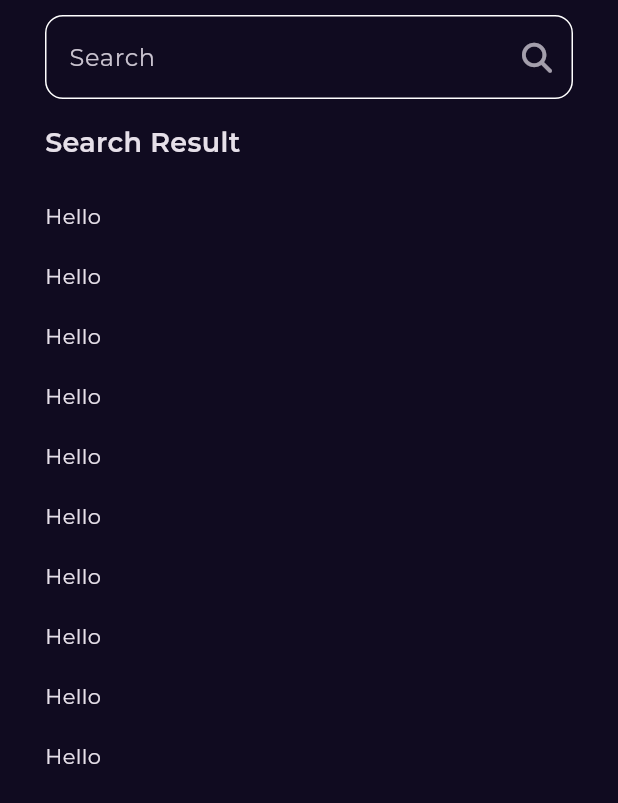
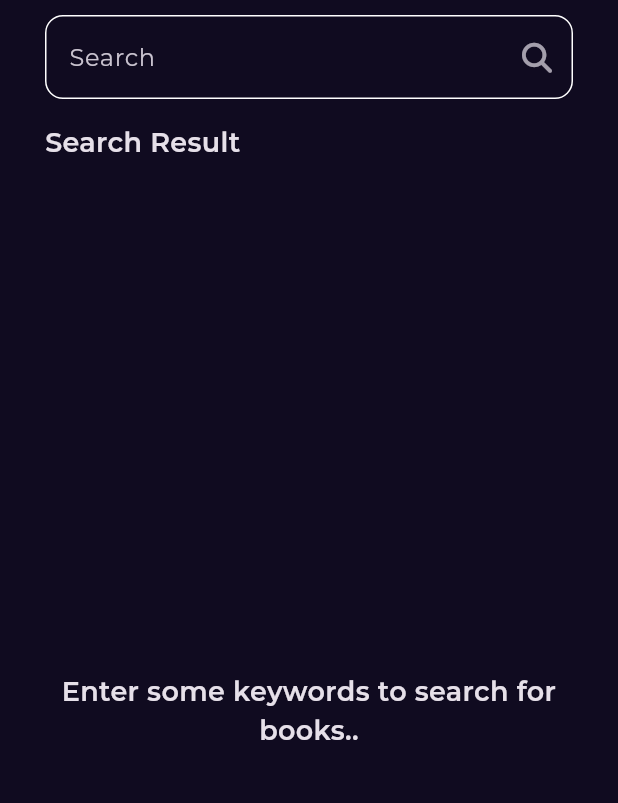
Before and after one commit to YousefBahgat/Bookly-app-using-mvvm, a Flutter app: the SearchView screen opened by its route, on a phone screen of 412 x 824 dp. Shown: the top 803 px of the screen. Run offline on Flutter 3.47's test engine with Material 3 defaults, Android fonts, the light colour scheme and no system bars; our stand-ins replace cached_network_image, dartz, dio, equatable, flutter_bloc, font_awesome_flutter and 3 more; network calls fail.

Commit message:
finishing_search_feature_and_fixing_errors

```diff
--- a/lib/constants.dart
+++ b/lib/constants.dart
@@ -4,3 +4,5 @@ const kPrimaryColor = Color(0xff100B20);
 const kTransitionDuration = Duration(microseconds: 300);
 const kGtSectraFine = 'GT Sectra Fine';
 const kPadding30 = EdgeInsets.symmetric(horizontal: 30);
+const kimageNotFound =
+    'https://upload.wikimedia.org/wikipedia/commons/a/a3/Image-not-found.png';
--- a/lib/core/utils/app_router.dart
+++ b/lib/core/utils/app_router.dart
@@ -4,6 +4,8 @@ import 'package:bookly_app_mvvm/features/home/data/repos/home_repo_impl.dart';
 import 'package:bookly_app_mvvm/features/home/presentation/manager/similar_books_cubit/similar_books_cubit.dart';
 import 'package:bookly_app_mvvm/features/home/presentation/views/book_details_view.dart';
 import 'package:bookly_app_mvvm/features/home/presentation/views/home_view.dart';
+import 'package:bookly_app_mvvm/features/search/data/repos/search_repo_impl.dart';
+import 'package:bookly_app_mvvm/features/search/presentation/manager/search_books_cubit/search_books_cubit.dart';
 import 'package:bookly_app_mvvm/features/search/presentation/views/search_view.dart';
 import 'package:bookly_app_mvvm/features/splash/presentation/views/splash_view.dart';
 import 'package:flutter_bloc/flutter_bloc.dart';
@@ -35,7 +37,10 @@ abstract class AppRouter {
       ),
       GoRoute(
         path: kSearchView,
-        builder: (context, state) => const SearchView(),
+        builder: (context, state) => BlocProvider(
+          create: (context) => SearchBooksCubit(getIt.get<SearchRepoImpl>()),
+          child: const SearchView(),
+        ),
       ),
     ],
   );
--- a/lib/features/home/presentation/views/widgets/book_list_view_item.dart
+++ b/lib/features/home/presentation/views/widgets/book_list_view_item.dart
@@ -21,7 +21,8 @@ class BookListViewItem extends StatelessWidget {
         child: Row(
           children: [
             CustomBookImage(
-                imgUrl: book.volumeInfo.imageLinks?.thumbnail ?? ''),
+                imgUrl:
+                    book.volumeInfo.imageLinks?.thumbnail ?? kimageNotFound),
             const SizedBox(
               width: 30,
             ),
@@ -45,7 +46,7 @@ class BookListViewItem extends StatelessWidget {
                   Text(
                     maxLines: 1,
                     overflow: TextOverflow.ellipsis,
-                    book.volumeInfo.authors![0],
+                    book.volumeInfo.authors?[0] ?? 'No author',
                     style: Styles.textstyle14.copyWith(
                       fontWeight: FontWeight.w500,
                     ),
--- a/lib/features/home/presentation/views/widgets/books_details_section.dart
+++ b/lib/features/home/presentation/views/widgets/books_details_section.dart
@@ -1,3 +1,4 @@
+import 'package:bookly_app_mvvm/constants.dart';
 import 'package:flutter/material.dart';
 
 import '../../../../../core/utils/styles.dart';
@@ -17,8 +18,7 @@ class BooksDetailsSection extends StatelessWidget {
         Padding(
           padding: EdgeInsets.symmetric(horizontal: width * .20),
           child: CustomBookImage(
-            imgUrl: book.volumeInfo.imageLinks?.thumbnail ??
-                'https://picsum.photos/id/237/200/300',
+            imgUrl: book.volumeInfo.imageLinks?.thumbnail ?? kimageNotFound,
           ),
         ),
         const SizedBox(height: 43),
--- a/lib/features/home/presentation/views/widgets/custom_bookdetails_appbar.dart
+++ b/lib/features/home/presentation/views/widgets/custom_bookdetails_appbar.dart
@@ -15,10 +15,10 @@ class CustomBookdetailsAppbar extends StatelessWidget {
           },
           icon: const Icon(Icons.close),
         ),
-        IconButton(
+        /*   IconButton(
           onPressed: () {},
           icon: const Icon(Icons.shopping_cart_outlined),
-        )
+        ) */
       ],
     );
   }
--- a/lib/features/home/presentation/views/widgets/featured_books_listview.dart
+++ b/lib/features/home/presentation/views/widgets/featured_books_listview.dart
@@ -1,3 +1,4 @@
+import 'package:bookly_app_mvvm/constants.dart';
 import 'package:bookly_app_mvvm/core/utils/widgets/custom_err_widget.dart';
 import 'package:bookly_app_mvvm/core/utils/widgets/custom_loading_indicator.dart';
 import 'package:bookly_app_mvvm/features/home/presentation/manager/featured_books_cubit/featured_books_cubit.dart';
@@ -34,7 +35,7 @@ class FeaturedBooksListView extends StatelessWidget {
                       child: CustomBookImage(
                         imgUrl: state.books[index].volumeInfo.imageLinks
                                 ?.thumbnail ??
-                            '',
+                            kimageNotFound,
                       ),
                     ),
                   );
--- /dev/null
+++ b/lib/features/search/data/repos/search_repo.dart
@@ -0,0 +1,10 @@
+import 'package:bookly_app_mvvm/core/errors/failures.dart';
+import 'package:bookly_app_mvvm/features/home/data/models/book_model/book_model.dart';
+import 'package:dartz/dartz.dart';
+
+abstract class SearchRepo {
+  //either failure or success
+  //in the request no data needed so, no arguments..
+
+  Future<Either<Failure, List<BookModel>>> searchForBooks(String searchText);
+}
--- /dev/null
+++ b/lib/features/search/data/repos/search_repo_impl.dart
@@ -0,0 +1,32 @@
+// ignore_for_file: public_member_api_docs, sort_constructors_first
+import 'package:dartz/dartz.dart';
+
+import 'package:bookly_app_mvvm/core/errors/failures.dart';
+import 'package:bookly_app_mvvm/core/utils/api_service.dart';
+import 'package:bookly_app_mvvm/features/home/data/models/book_model/book_model.dart';
+import 'package:bookly_app_mvvm/features/search/data/repos/search_repo.dart';
+import 'package:dio/dio.dart';
+
+class SearchRepoImpl implements SearchRepo {
+  ApiService apiService;
+  SearchRepoImpl(this.apiService);
+
+  @override
+  Future<Either<Failure, List<BookModel>>> searchForBooks(
+      String searchText) async {
+    try {
+      var data = await apiService.get(
+          endpoint: 'volumes?Filtering=free-ebooks&q=subject:$searchText');
+      List<BookModel> books = [];
+      for (var item in data['items']) {
+        books.add(BookModel.fromJson(item));
+      }
+      return right(books);
+    } catch (e) {
+      if (e is DioException) {
+        return left(ServerFailure.fromDioException(e));
+      }
+      return left(ServerFailure(e.toString()));
+    }
+  }
+}
--- /dev/null
+++ b/lib/features/search/presentation/manager/search_books_cubit/search_books_cubit.dart
@@ -0,0 +1,23 @@
+import 'package:bookly_app_mvvm/features/search/data/repos/search_repo.dart';
+import 'package:equatable/equatable.dart';
+import 'package:flutter_bloc/flutter_bloc.dart';
+
+import '../../../../home/data/models/book_model/book_model.dart';
+
+part 'search_books_state.dart';
+
+class SearchBooksCubit extends Cubit<SearchBooksState> {
+  SearchBooksCubit(this.searchRepo) : super(SearchBooksInitial());
+
+  final SearchRepo searchRepo;
+
+  Future<void> searchForBooks({required String searchText}) async {
+    emit(SearchBooksLoading());
+    var result = await searchRepo.searchForBooks(searchText);
+    result.fold((failure) {
+      emit(SearchBooksFailure(failure.errMessage));
+    }, (books) {
+      emit(SearchBooksSuccess(books: books));
+    });
+  }
+}
--- /dev/null
+++ b/lib/features/search/presentation/manager/search_books_cubit/search_books_state.dart
@@ -0,0 +1,24 @@
+part of 'search_books_cubit.dart';
+
+sealed class SearchBooksState extends Equatable {
+  const SearchBooksState();
+
+  @override
+  List<Object> get props => [];
+}
+
+final class SearchBooksInitial extends SearchBooksState {}
+
+final class SearchBooksLoading extends SearchBooksState {}
+
+final class SearchBooksFailure extends SearchBooksState {
+  final String errMessage;
+
+  const SearchBooksFailure(this.errMessage);
+}
+
+final class SearchBooksSuccess extends SearchBooksState {
+  final List<BookModel> books;
+
+  const SearchBooksSuccess({required this.books});
+}
--- a/lib/features/search/presentation/views/widgets/custom_search_text_field.dart
+++ b/lib/features/search/presentation/views/widgets/custom_search_text_field.dart
@@ -1,19 +1,27 @@
+import 'package:bookly_app_mvvm/features/search/presentation/manager/search_books_cubit/search_books_cubit.dart';
 import 'package:flutter/material.dart';
+import 'package:flutter_bloc/flutter_bloc.dart';
 import 'package:font_awesome_flutter/font_awesome_flutter.dart';
 
 class CustomSearchTextField extends StatelessWidget {
-  const CustomSearchTextField({super.key});
-
+  CustomSearchTextField({super.key});
+  final TextEditingController searchBarController = TextEditingController();
   @override
   Widget build(BuildContext context) {
     return TextField(
+      controller: searchBarController,
       decoration: InputDecoration(
         hintText: 'Search',
-        suffixIcon: const Opacity(
+        suffixIcon: Opacity(
           opacity: .8,
-          child: Icon(
-            FontAwesomeIcons.magnifyingGlass,
-            size: 20,
+          child: IconButton(
+            onPressed: () {
+              BlocProvider.of<SearchBooksCubit>(context).searchForBooks(
+                  searchText: searchBarController.text.isEmpty
+                      ? 'General'
+                      : searchBarController.text);
+            },
+            icon: const Icon(FontAwesomeIcons.magnifyingGlass, size: 20),
           ),
         ),
         enabledBorder: buildOutlineInputBorder(),
@@ -21,6 +29,16 @@ class CustomSearchTextField extends StatelessWidget {
       ),
     );
   }
+
+  /*  VoidCallback? _buildSearchCallback(BuildContext context) {
+    if (searchBarController.text.isEmpty) {
+      return null; // Disable the button if the text field is empty
+    }
+    return () {
+      BlocProvider.of<SearchBooksCubit>(context)
+          .searchForBooks(searchText: searchBarController.text);
+    };
+  } */
 
   OutlineInputBorder buildOutlineInputBorder() {
     return OutlineInputBorder(
--- /dev/null
+++ b/lib/features/search/presentation/views/widgets/search_books_initial_widget.dart
@@ -0,0 +1,17 @@
+import 'package:bookly_app_mvvm/core/utils/styles.dart';
+import 'package:flutter/material.dart';
+
+class SearchBooksInitialStateWidget extends StatelessWidget {
+  const SearchBooksInitialStateWidget({super.key});
+
+  @override
+  Widget build(BuildContext context) {
+    return const Center(
+      child: Text(
+        textAlign: TextAlign.center,
+        'Enter some keywords to search for books..',
+        style: Styles.textstyle18,
+      ),
+    );
+  }
+}
--- a/lib/features/search/presentation/views/widgets/search_result_list_view.dart
+++ b/lib/features/search/presentation/views/widgets/search_result_list_view.dart
@@ -1,21 +1,48 @@
+import 'package:bookly_app_mvvm/core/utils/widgets/custom_err_widget.dart';
+import 'package:bookly_app_mvvm/core/utils/widgets/custom_loading_indicator.dart';
+import 'package:bookly_app_mvvm/features/search/presentation/manager/search_books_cubit/search_books_cubit.dart';
+import 'package:bookly_app_mvvm/features/search/presentation/views/widgets/search_books_initial_widget.dart';
 import 'package:flutter/material.dart';
+import 'package:flutter_bloc/flutter_bloc.dart';
+import 'package:go_router/go_router.dart';
 
-/* import '../../../../home/presentation/views/widgets/book_list_view_item.dart'; */
+import '../../../../../core/utils/app_router.dart';
+import '../../../../home/presentation/views/widgets/book_list_view_item.dart';
 
 class SearchResultListView extends StatelessWidget {
   const SearchResultListView({super.key});
 
   @override
   Widget build(BuildContext context) {
-    return ListView.builder(
-      itemCount: 10,
-      padding: EdgeInsets.zero, // remove the extra default padding
-      itemBuilder: (context, index) {
-        return const Padding(
-          padding: EdgeInsets.symmetric(vertical: 10),
-          /* child: BookListViewItem(), */
-          child: Text('Hello'),
-        );
+    return BlocBuilder<SearchBooksCubit, SearchBooksState>(
+      builder: (context, state) {
+        if (state is SearchBooksInitial) {
+          return const SearchBooksInitialStateWidget();
+        } else if (state is SearchBooksSuccess) {
+          return ListView.builder(
+            physics: const BouncingScrollPhysics(),
+            itemCount: state.books.length,
+            padding: EdgeInsets.zero, // remove the extra default padding
+            itemBuilder: (context, index) {
+              return Padding(
+                padding: const EdgeInsets.symmetric(vertical: 10),
+                child: GestureDetector(
+                  onTap: () {
+                    GoRouter.of(context).push(AppRouter.kBookDetailsView,
+                        extra: state.books[index]);
+                  },
+                  child: BookListViewItem(
+                    book: state.books[index],
+                  ),
+                ),
+              );
+            },
+          );
+        } else if (state is SearchBooksFailure) {
+          return CustomErrWidget(errMessage: state.errMessage);
+        } else {
+          return const CustomLoadingIndicator();
+        }
       },
     );
   }
--- a/lib/features/search/presentation/views/widgets/search_view_body.dart
+++ b/lib/features/search/presentation/views/widgets/search_view_body.dart
@@ -9,17 +9,17 @@ class SearchViewBody extends StatelessWidget {
 
   @override
   Widget build(BuildContext context) {
-    return const Padding(
+    return Padding(
       padding: kPadding30,
       child: Column(
         crossAxisAlignment: CrossAxisAlignment.start,
         children: [
-          SizedBox(height: 10),
+          const SizedBox(height: 10),
           CustomSearchTextField(),
-          SizedBox(height: 16),
-          Text('Search Result', style: Styles.textstyle18),
-          SizedBox(height: 16),
-          Expanded(child: SearchResultListView()),
+          const SizedBox(height: 16),
+          const Text('Search Result', style: Styles.textstyle18),
+          const SizedBox(height: 16),
+          const Expanded(child: SearchResultListView()),
         ],
       ),
     );
```
Also changed, not shown: lib/core/utils/service_locator.dart (+7 -0 lines).
